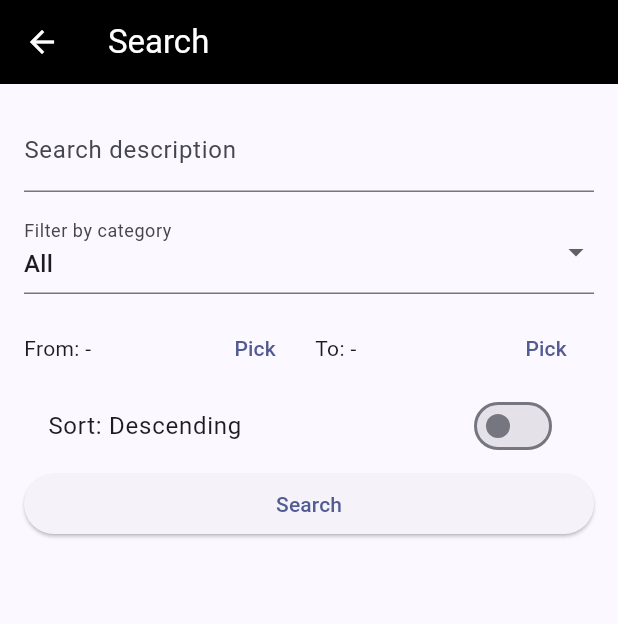
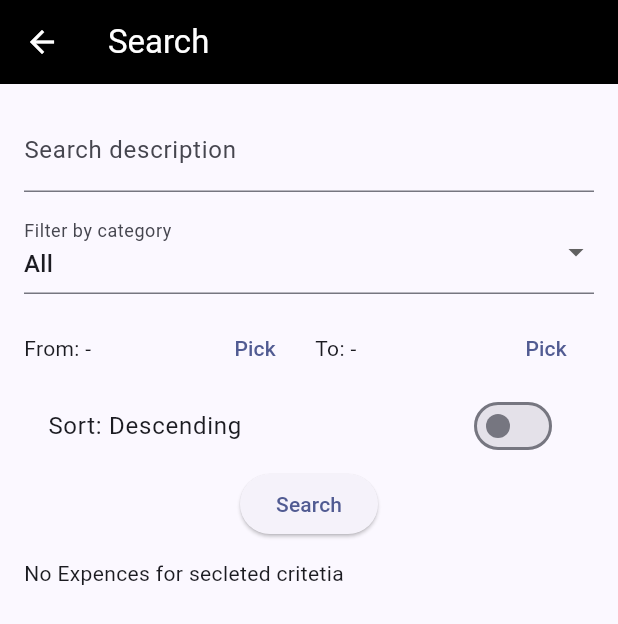
Before and after one commit to 9xRahul/expense_tracker_app, a Flutter app: the SearchPage screen opened by its route, on a phone screen of 412 x 824 dp. Shown: the top 624 px of the screen. Run offline on Flutter 3.47's test engine with Material 3 defaults, Android fonts, the phone set to English and light mode, and no system bars; our stand-ins replace auto_route, bloc, equatable, fl_chart, flutter_bloc, sqflite; accounts and stored records are empty.

```diff
--- a/lib/core/constants/variables.dart
+++ b/lib/core/constants/variables.dart
@@ -1,6 +1,7 @@
 class Constants {
   static final categories = const ['Salary', 'Bonus', 'Freelance', 'Interest'];
   static final expenses = const [
+    'All',
     'Entertainment',
     'Food',
     'Travel',
--- a/lib/presentation/bloc/expense/expense_bloc.dart
+++ b/lib/presentation/bloc/expense/expense_bloc.dart
@@ -108,15 +108,18 @@ class ExpenseBloc extends Bloc<ExpenseEvent, ExpenseState> {
     emit(state.copyWith(searchResults: results, error: null));
   }
 
-  void _resetAllValues(ResetAllValues event, Emitter<ExpenseState> emit) {
+  void _resetAllValues(ResetAllValues event, Emitter<ExpenseState> emit) async {
+    final list = await expenseRepo.getExpenses(month: event.month);
+    final limits = await limitRepo.getAllLimits();
+
     emit(
       state.copyWith(
-        expenses: [],
-        limits: [],
+        expenses: list,
+        limits: limits,
         error: null,
         warning: null,
         searchDescription: '',
-        searchCategory: '',
+        searchCategory: "All",
         searchFrom: null,
         searchTo: null,
         searchAscending: false,
--- a/lib/presentation/bloc/expense/expense_event.dart
+++ b/lib/presentation/bloc/expense/expense_event.dart
@@ -42,6 +42,9 @@ class UpdateSearchFilters extends ExpenseEvent {
 class ExecuteSearch extends ExpenseEvent {}
 
 class ResetAllValues extends ExpenseEvent {
+  final DateTime month;
+
+  ResetAllValues({required this.month});
   @override
-  List<Object?> get props => [];
+  List<Object?> get props => [month];
 }
--- a/lib/presentation/pages/search_page.dart
+++ b/lib/presentation/pages/search_page.dart
@@ -1,6 +1,7 @@
 import 'package:auto_route/auto_route.dart';
 import 'package:expense_tracker_app/core/constants/color_config.dart';
 import 'package:expense_tracker_app/core/constants/text_values.dart';
+import 'package:expense_tracker_app/core/constants/variables.dart';
 import 'package:flutter/material.dart';
 import 'package:flutter_bloc/flutter_bloc.dart';
 import '../../core/utils/date_utils.dart';
@@ -26,16 +27,6 @@ class _SearchPageState extends State<SearchPage> {
   Widget build(BuildContext context) {
     final descCtrl = TextEditingController();
 
-    const categories = <String>[
-      'All',
-      'Entertainment',
-      'Food',
-      'Transportation',
-      'Utilities',
-      'Shopping',
-      'Other',
-    ];
-
     return Scaffold(
       appBar: AppBar(
         backgroundColor: ColorConfig.primary,
@@ -57,7 +48,7 @@ class _SearchPageState extends State<SearchPage> {
             }
 
             final selectedCategoryValue = state.searchCategory.isEmpty
-                ? 'All'
+                ? Constants.expenses.first
                 : state.searchCategory;
 
             return ListView(
@@ -75,11 +66,14 @@ class _SearchPageState extends State<SearchPage> {
                 const SizedBox(height: 12),
 
                 DropdownButtonFormField<String>(
-                  value: selectedCategoryValue,
+                  value: selectedCategoryValue.isEmpty
+                      ? Constants.expenses.first
+                      : selectedCategoryValue,
                   decoration: const InputDecoration(
                     labelText: 'Filter by category',
                   ),
-                  items: categories
+                  items: Constants
+                      .expenses // include "All"
                       .map(
                         (c) =>
                             DropdownMenuItem<String>(value: c, child: Text(c)),
@@ -161,20 +155,29 @@ class _SearchPageState extends State<SearchPage> {
                   },
                 ),
 
+                Row(
+                  mainAxisAlignment: MainAxisAlignment.spaceEvenly,
+                  children: [
                     ElevatedButton(
                       onPressed: () =>
                           context.read<ExpenseBloc>().add(ExecuteSearch()),
                       child: const Text('Search'),
                     ),
+                  ],
+                ),
 
                 const SizedBox(height: 12),
 
-                Column(
+                state.searchResults.isEmpty
+                    ? Text("No Expences for secleted critetia")
+                    : Column(
                         children: state.searchResults.map((e) {
                           return ListTile(
                             leading: const Icon(Icons.payments),
                             title: Text('${e.category} ${e.subCategory ?? ""}'),
-                      subtitle: Text('${e.description ?? ""} • ${e.date}'),
+                            subtitle: Text(
+                              '${e.description ?? ""} • ${e.date}',
+                            ),
                             trailing: Text('₹${e.amount.toStringAsFixed(2)}'),
                           );
                         }).toList(),
```
Lines whose indentation alone changed are shown as unchanged.
